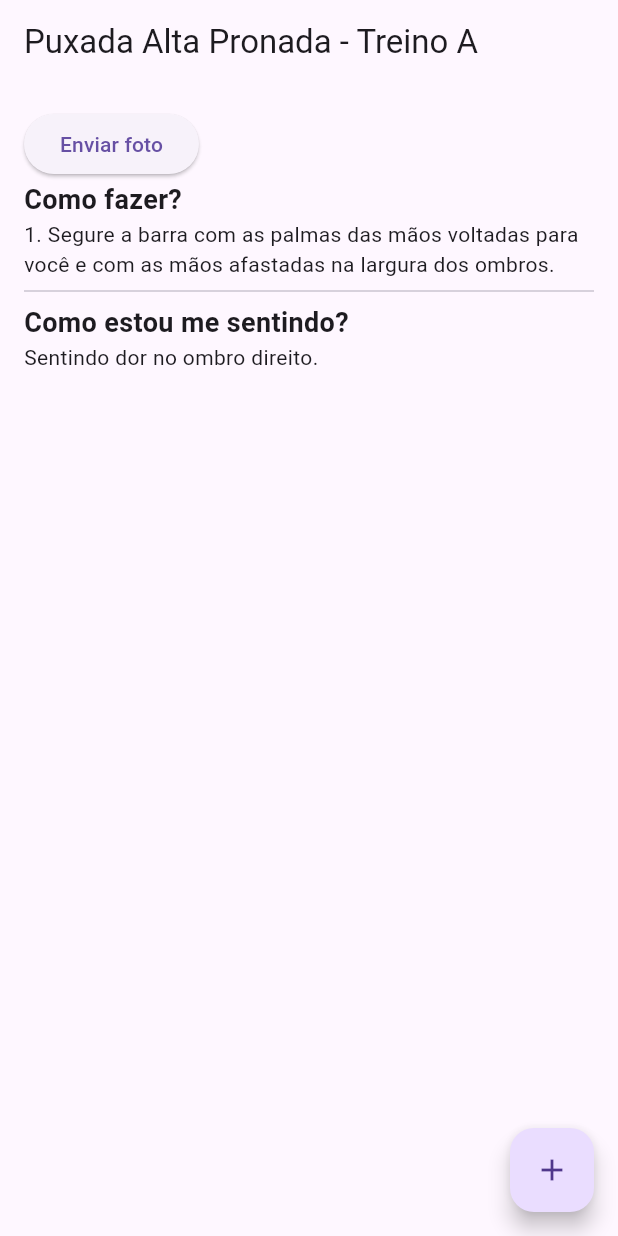
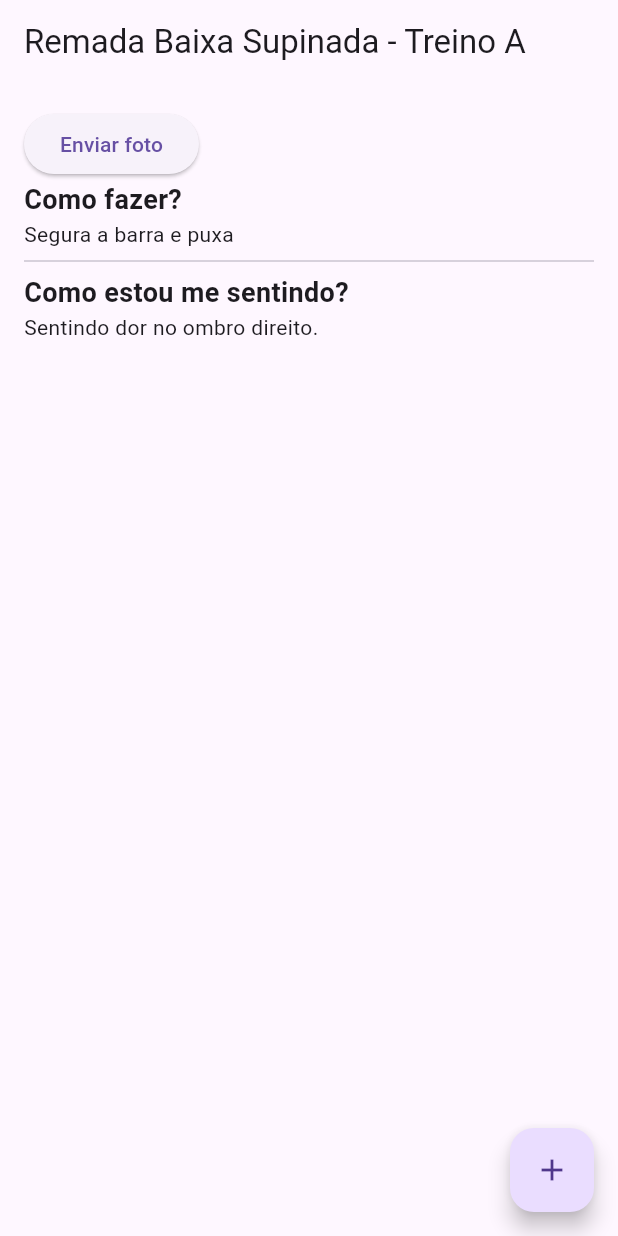
Before and after one commit to milenafbn/Project_App_GymLife, a Flutter app: the screen it shows after launch, on a phone screen of 412 x 824 dp. Run offline on Flutter 3.47's test engine with Material 3 defaults, Android fonts, the phone set to English and light mode, and no system bars.

Commit message:
Add instancias

```diff
--- a/lib/main.dart
+++ b/lib/main.dart
@@ -11,7 +11,7 @@ class MyApp extends StatelessWidget {
   // This widget is the root of your application.
   @override
   Widget build(BuildContext context) {
-    return const MaterialApp(
+    return MaterialApp(
       home: ExercicioTela(),
     );
   }
--- a/lib/screens/exercicio_tela.dart
+++ b/lib/screens/exercicio_tela.dart
@@ -1,16 +1,38 @@
 import 'package:flutter/material.dart';
+import 'package:projeto_app_academia/models/exercicio_modelo.dart';
+import 'package:projeto_app_academia/models/sentimento_model.dart';
 
 class ExercicioTela extends StatelessWidget {
-  const ExercicioTela({super.key});
+  ExercicioTela({super.key});
+
+  //criando instancias dos models
+  final ExercicioModel exercicio = ExercicioModel(
+    id: "1",
+    nome: "Remada Baixa Supinada",
+    treino: "Treino A",
+    comoFazer: "Segura a barra e puxa",
+    urlImagem: "https://www.google.com.br"
+  );
+
+  final List<SentimentoModel> listaSentimentos = [
+    SentimentoModel(
+      id: "1",
+      sentindo: "Dor no ombro direito",
+      data: "2022-10-10"
+    ),
+    SentimentoModel(
+      id: "2",
+      sentindo: "Dor no ombro esquerdo",
+      data: "2022-10-10"
+    ),
+  ];
 
   @override
   Widget build(BuildContext context) {
     return Scaffold(
-      appBar: AppBar(title: const Text("Puxada Alta Pronada - Treino A")),
+      appBar: AppBar(title: Text("${exercicio.nome} - ${exercicio.treino}")),
       floatingActionButton: FloatingActionButton(
-        onPressed: ()  {
-          print("Botão pressionado");
-        },
+        onPressed: ()  {},
         child: const Icon(Icons.add),
       ),
       body: Padding(
@@ -28,8 +50,7 @@ class ExercicioTela extends StatelessWidget {
                 fontSize: 18,
               ),
             ),
-            const Text(
-              "1. Segure a barra com as palmas das mãos voltadas para você e com as mãos afastadas na largura dos ombros."),
+            Text("${exercicio.comoFazer}"),
             const Divider(),
             const Text("Como estou me sentindo?",
               style: TextStyle(
@@ -37,7 +58,7 @@ class ExercicioTela extends StatelessWidget {
                 fontSize: 18,
               ),
             ),
-            const Text("Sentindo dor no ombro direito.")
+            Text("Sentindo dor no ombro direito.")
           ],
         ),
       ),
```
